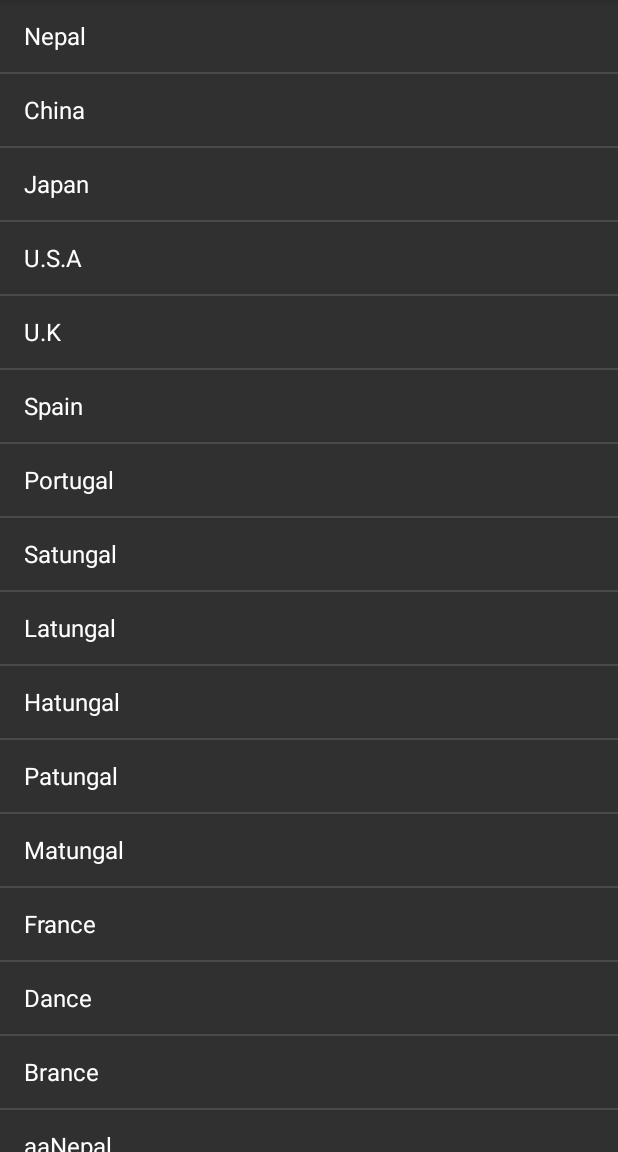
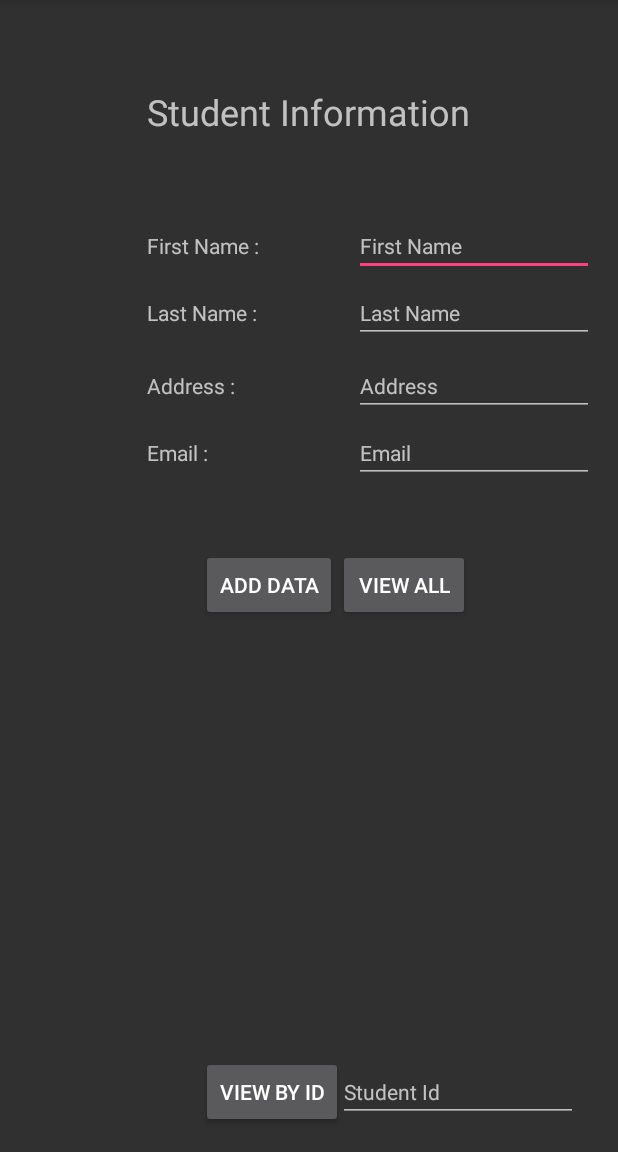
Before and after one commit to pranishres/android-tutorial, an Android app: the screen it shows after launch (MainActivity), on a phone screen of 412 x 824 dp, the part 84-1236 px from its top. Run offline under Robolectric (Android 15) with nearby library versions, the phone set to English and light mode, and no system bars; our stand-ins replace ButterKnife.

Commit message:
Implemented ArrayAdapter() by loading a new Activity via Intent

```diff
--- a/app/src/main/java/com/app/tutorial/android/sqlite_app/MainActivity.java
+++ b/app/src/main/java/com/app/tutorial/android/sqlite_app/MainActivity.java
@@ -24,58 +24,113 @@
 public class MainActivity extends ActionBarActivity {
     DatabaseConfig dbConfig;
 
-
-
-    /*For adapter view*/
-    String[] allData = new String[]{
-            "Nepal",
-            "China",
-            "Japan",
-            "U.S.A",
-            "U.K",
-            "Spain",
-            "Portugal",
-            "Satungal",
-            "Latungal",
-            "Hatungal",
-            "Patungal",
-            "Matungal",
-            "France",
-            "Dance",
-            "Brance",
-            "aaNepal",
-            "aaChina",
-            "aaJapan",
-            "aaU.S.A",
-            "aaU.K",
-            "aaSpain",
-            "aaPortugal",
-            "aaSatungal",
-            "aaLatungal",
-            "aaHatungal",
-            "aPatungal",
-            "aMatungal",
-            "aFrance",
-            "aDance",
-            "aBrance",
-    };
+    // Alternative to findViewById. Needs Butterknife dependencies
+    @BindView(R.id.editText_main_firstName)
+    EditText firstName;
+    @BindView(R.id.editText_main_lastName)
+    EditText lastName;
+    @BindView(R.id.editText_main_Address)
+    EditText address;
+    @BindView(R.id.editText_main_email)
+    EditText email;
+    @BindView(R.id.editText_main_getById)
+    EditText getById;
 
     List<String> list = new ArrayList<>();
 
     @Override
     protected void onCreate(Bundle savedInstanceState) {
         super.onCreate(savedInstanceState);
-        setContentView(R.layout.activity_student_list);
+        setContentView(R.layout.activity_main);
         dbConfig = new DatabaseConfig(this);
-
-        ListView lvCountries = (ListView) findViewById(R.id.array_adapter_listView);
-
-        ArrayAdapter arrayAdapter = new ArrayAdapter(MainActivity.this, android.R.layout.simple_list_item_1  , allData);
-        lvCountries.setAdapter(arrayAdapter);
 
         // Needs to be called to enable Butterknife annotations
         ButterKnife.bind(this);
 
     }
 
+    public void onButtonSubmit(View view) {
+        Student student = new Student();
+        student.setFirstName(firstName.getText().toString());
+        student.setLastName(lastName.getText().toString());
+        student.setAddress(address.getText().toString());
+        student.setEmail(email.getText().toString());
+
+        Boolean result = dbConfig.insertData(student);
+
+        if (result) {
+            System.out.println("Data has been inserted successfully");
+            Toast.makeText(MainActivity.this, "Data has been inserted successfully", Toast.LENGTH_SHORT);
+        } else {
+            System.out.println("Error while inserting data");
+            Toast.makeText(MainActivity.this, "Error while inserting data", Toast.LENGTH_SHORT);
+        }
+    }
+
+    /**
+     * Populates all data on a alert dialog
+     * @param view
+     */
+    public void getAllData(View view) {
+        Cursor cursor = dbConfig.getAllData();
+        if (cursor.getCount() == 0) {
+            showMessage("Error", "No data found");
+            return;
+        }
+
+        StringBuffer stringBuffer = new StringBuffer();
+
+        while (cursor.moveToNext()) {
+            stringBuffer.append("Id : " + cursor.getString(0) + "\n");
+            stringBuffer.append("First Name : " + cursor.getString(1) + "\n");
+            stringBuffer.append("Last Name : " + cursor.getString(2) + "\n");
+            stringBuffer.append("Address : " + cursor.getString(3) + "\n");
+            stringBuffer.append("Email : " + cursor.getString(4) + "\n");
+        }
+
+        showMessage("Data", stringBuffer.toString());
+
+    }
+
+    /**
+     * Populates all data in list view in a new activity
+     * @param view
+     */
+    public void getAllData_v2(View view) {
+
+        Cursor cursor = dbConfig.getAllData();
+        if (cursor.getCount() == 0) {
+            showMessage("Error", "No data found");
+            return;
+        }
+        while (cursor.moveToNext()) {
+            list.add(cursor.getString(1));
+        }
+
+        Intent intent = new Intent(".student_list");
+        intent.putStringArrayListExtra("allData" , (ArrayList<String>) list);
+        startActivity(intent);
+
+    }
+
+    public void getById(View view) {
+        Cursor cursor = dbConfig.getById(Integer.parseInt(getById.getText().toString()));
+
+        if (cursor.getCount() == 0) {
+            showMessage("Error", "No data found");
+            return;
+        }
+        while (cursor.moveToNext()) {
+            firstName.setText(cursor.getString(1));
+            lastName.setText(cursor.getString(2));
+        }
+    }
+
+    private void showMessage(String title, String message) {
+        AlertDialog.Builder builder = new AlertDialog.Builder(this);
+        builder.setCancelable(true);
+        builder.setTitle(title);
+        builder.setMessage(message);
+        builder.show();
+    }
 }
--- a/app/src/main/res/layout/activity_main.xml
+++ b/app/src/main/res/layout/activity_main.xml
@@ -144,7 +144,7 @@
         android:layout_width="wrap_content"
         android:layout_height="wrap_content"
         android:id="@+id/btn_main_ViewAll"
-        android:onClick="getAllData"
+        android:onClick="getAllData_v2"
         android:layout_alignBaseline="@+id/button2"
         android:layout_alignBottom="@+id/button2"
         android:layout_alignRight="@+id/textView_activityMain_Title"
```
Also changed, not shown: app/src/main/AndroidManifest.xml (+7 -0 lines), app/src/main/java/com/app/tutorial/android/sqlite_app/student_list.java (+12 -0 lines).
